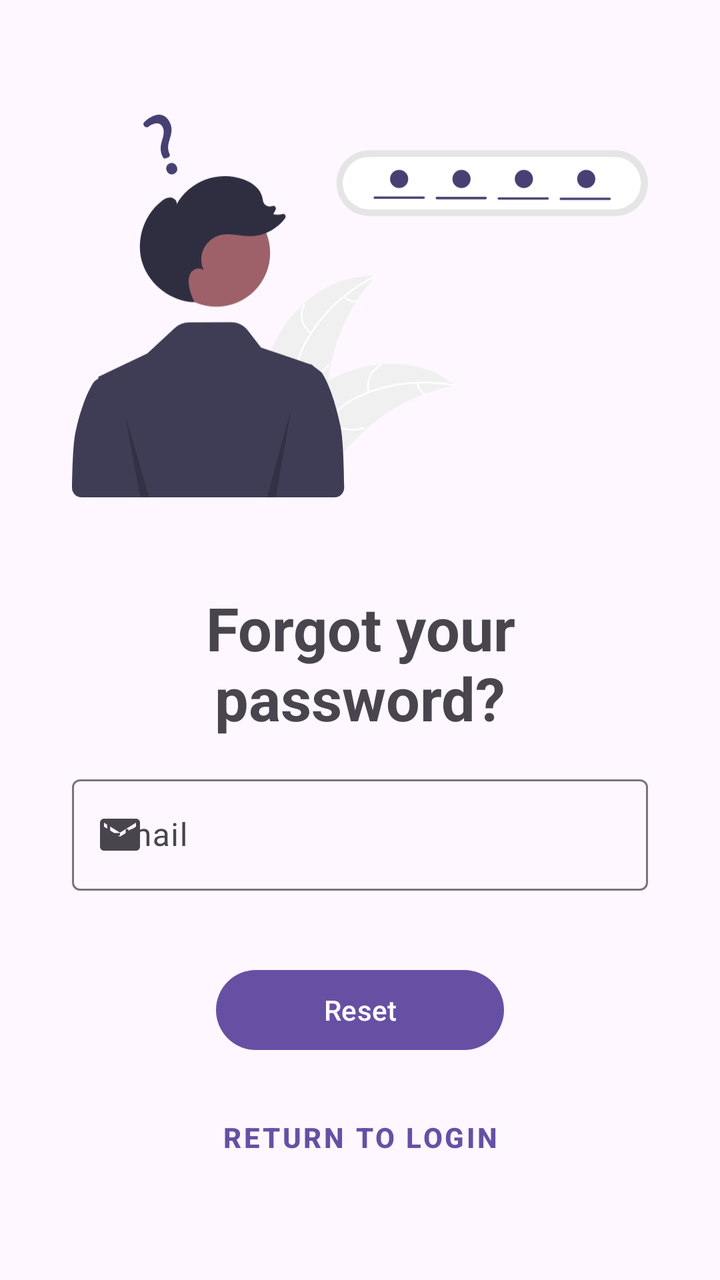
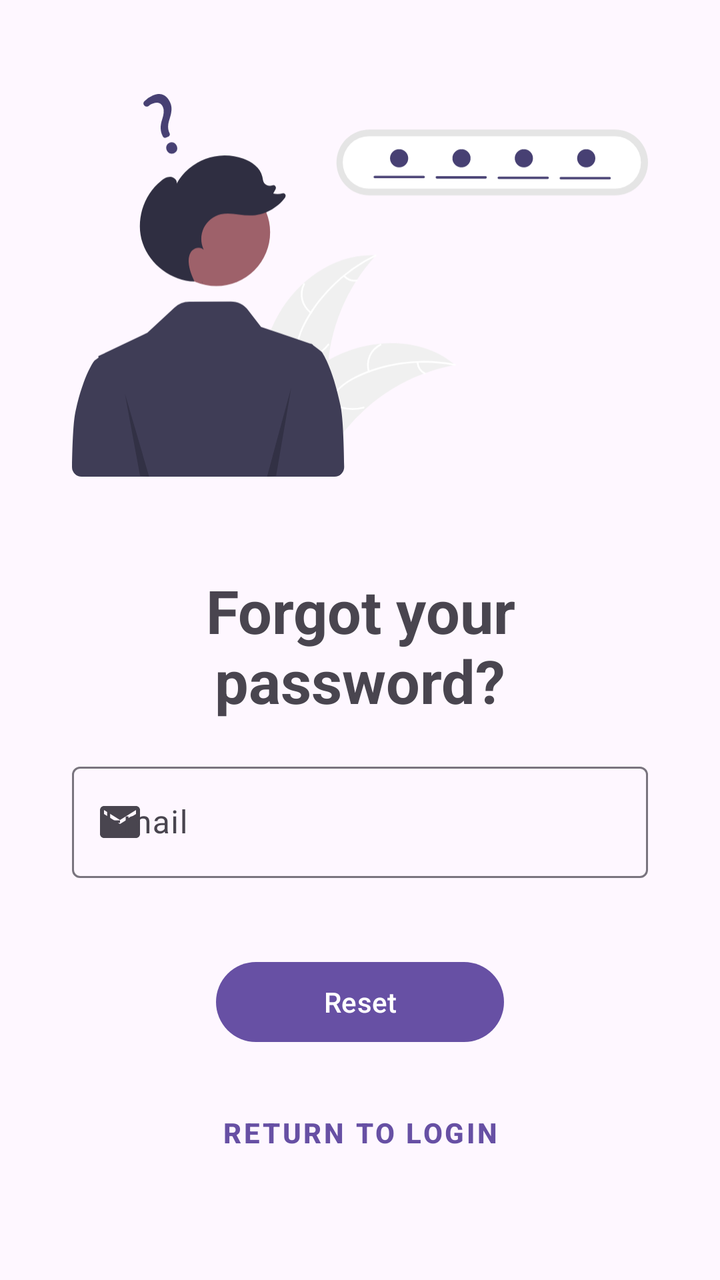

Compare the two renders of this Android layout. The source of the first and the diff that turns it into the second are given below.
<!-- AndroidManifest.xml: application theme Theme.Food_alchemy -->
<!-- res/layout/fragment_forgot_password.xml -->
<?xml version="1.0" encoding="utf-8"?>
<androidx.constraintlayout.widget.ConstraintLayout xmlns:android="http://schemas.android.com/apk/res/android"
    xmlns:app="http://schemas.android.com/apk/res-auto"
    xmlns:tools="http://schemas.android.com/tools"
    android:layout_width="match_parent"
    android:layout_height="match_parent"
    tools:context=".ui.auth.AuthActivity">


    <ImageView
        android:id="@+id/imageView3"
        android:layout_width="0dp"
        android:layout_height="250dp"
        android:src="@drawable/undraw_forgot_password_re_hxwm"
        app:contentDescription="@string/forgot_password_image"
        app:layout_constraintBottom_toTopOf="@+id/ForgotPassword"
        app:layout_constraintEnd_toStartOf="@+id/guideline10"
        app:layout_constraintStart_toStartOf="@+id/guideline7"
        app:layout_constraintTop_toTopOf="@+id/guideline15" />

    <androidx.constraintlayout.widget.Guideline
        android:id="@+id/guideline7"
        android:layout_width="wrap_content"
        android:layout_height="wrap_content"
        android:orientation="vertical"
        app:layout_constraintGuide_percent="0.1" />

    <androidx.constraintlayout.widget.Guideline
        android:id="@+id/guideline10"
        android:layout_width="wrap_content"
        android:layout_height="wrap_content"
        android:orientation="vertical"
        app:layout_constraintGuide_percent="0.9" />

    <TextView
        android:id="@+id/ForgotPassword"
        android:layout_width="0dp"
        android:layout_height="wrap_content"
        android:text="@string/forgot_password_textview"
        android:textAlignment="center"
        android:textSize="30sp"
        android:textStyle="bold"
        app:layout_constraintBottom_toTopOf="@+id/text_input_layout_email"
        app:layout_constraintEnd_toStartOf="@+id/guideline10"
        app:layout_constraintStart_toStartOf="@+id/guideline7"
        app:layout_constraintTop_toBottomOf="@+id/imageView3" />

    <com.google.android.material.textfield.TextInputLayout
        android:id="@+id/text_input_layout_email"
        android:layout_width="0dp"
        android:layout_height="wrap_content"
        app:endIconMode="clear_text"
        app:errorEnabled="true"
        app:layout_constraintBottom_toTopOf="@+id/button_reset"
        app:layout_constraintEnd_toStartOf="@+id/guideline10"
        app:layout_constraintStart_toStartOf="@+id/guideline7"
        app:layout_constraintTop_toBottomOf="@+id/ForgotPassword"
        app:startIconDrawable="@drawable/baseline_email_24">

        <com.google.android.material.textfield.TextInputEditText
            android:id="@+id/text_input_edit_text_email"
            android:layout_width="match_parent"
            android:layout_height="wrap_content"
            android:hint="@string/forgot_password_email"
            android:inputType="textEmailAddress" />
    </com.google.android.material.textfield.TextInputLayout>

    <Button
        android:id="@+id/button_reset"
        style="@style/Widget.Material3.Button"
        android:layout_width="0dp"
        android:layout_height="48dp"
        android:text="@string/reset_button"
        android:textSize="14sp"
        app:layout_constraintBottom_toTopOf="@+id/button_return_login"
        app:layout_constraintEnd_toStartOf="@+id/guideline12"
        app:layout_constraintStart_toStartOf="@+id/guideline11"
        app:layout_constraintTop_toBottomOf="@+id/text_input_layout_email" />

    <androidx.constraintlayout.widget.Guideline
        android:id="@+id/guideline11"
        android:layout_width="wrap_content"
        android:layout_height="wrap_content"
        android:orientation="vertical"
        app:layout_constraintGuide_percent="0.3" />

    <androidx.constraintlayout.widget.Guideline
        android:id="@+id/guideline12"
        android:layout_width="wrap_content"
        android:layout_height="wrap_content"
        android:orientation="vertical"
        app:layout_constraintGuide_percent="0.7" />

    <Button
        android:id="@+id/button_return_login"
        style="@style/Widget.MaterialComponents.Button.TextButton"
        android:layout_width="wrap_content"
        android:layout_height="wrap_content"
        android:text="@string/return_button"
        android:textStyle="bold"
        android:padding="0dp"
        app:layout_constraintBottom_toTopOf="@+id/guideline16"
        app:layout_constraintEnd_toStartOf="@+id/guideline12"
        app:layout_constraintStart_toStartOf="@+id/guideline11"
        app:layout_constraintTop_toBottomOf="@+id/button_reset" />

    <androidx.constraintlayout.widget.Guideline
        android:id="@+id/guideline15"
        android:layout_width="wrap_content"
        android:layout_height="wrap_content"
        android:orientation="horizontal"
        app:layout_constraintGuide_percent="0.02" />

    <androidx.constraintlayout.widget.Guideline
        android:id="@+id/guideline16"
        android:layout_width="wrap_content"
        android:layout_height="wrap_content"
        android:orientation="horizontal"
        app:layout_constraintGuide_percent="0.95" />
</androidx.constraintlayout.widget.ConstraintLayout>
<!-- resources referenced by this layout -->
<resources>
  <!-- drawable baseline_email_24 (drawable) -->
  <vector android:height="24dp" android:tint="#000000"
      android:viewportHeight="24" android:viewportWidth="24"
      android:width="24dp" xmlns:android="http://schemas.android.com/apk/res/android">
      <path android:fillColor="@android:color/white" android:pathData="M20,4L4,4c-1.1,0 -1.99,0.9 -1.99,2L2,18c0,1.1 0.9,2 2,2h16c1.1,0 2,-0.9 2,-2L22,6c0,-1.1 -0.9,-2 -2,-2zM20,8l-8,5 -8,-5L4,6l8,5 8,-5v2z"/>
  </vector>
  <!-- drawable undraw_forgot_password_re_hxwm: vector/xml drawable (drawable, 7951 chars, omitted) -->
  <string name="forgot_password_email">Email</string>
  <string name="forgot_password_image">Forgot Password Image</string>
  <string name="forgot_password_textview">Forgot your password?</string>
  <string name="reset_button">Reset</string>
  <string name="return_button">Return to login</string>
  <style name="Theme.Food_alchemy" parent="Base.Theme.Food_alchemy" />
  <style name="Base.Theme.Food_alchemy" parent="Theme.Material3.DayNight.NoActionBar">
          
          
      </style>
</resources>

<!-- the commit's change to res/layout/fragment_forgot_password.xml (unified diff, before → after) -->
@@ -16,7 +16,7 @@
         app:layout_constraintBottom_toTopOf="@+id/ForgotPassword"
         app:layout_constraintEnd_toStartOf="@+id/guideline10"
         app:layout_constraintStart_toStartOf="@+id/guideline7"
-        app:layout_constraintTop_toTopOf="@+id/guideline15" />
+        app:layout_constraintTop_toTopOf="parent" />
 
     <androidx.constraintlayout.widget.Guideline
         android:id="@+id/guideline7"
@@ -105,13 +105,6 @@
         app:layout_constraintTop_toBottomOf="@+id/button_reset" />
 
     <androidx.constraintlayout.widget.Guideline
-        android:id="@+id/guideline15"
-        android:layout_width="wrap_content"
-        android:layout_height="wrap_content"
-        android:orientation="horizontal"
-        app:layout_constraintGuide_percent="0.02" />
-
-    <androidx.constraintlayout.widget.Guideline
         android:id="@+id/guideline16"
         android:layout_width="wrap_content"
         android:layout_height="wrap_content"
